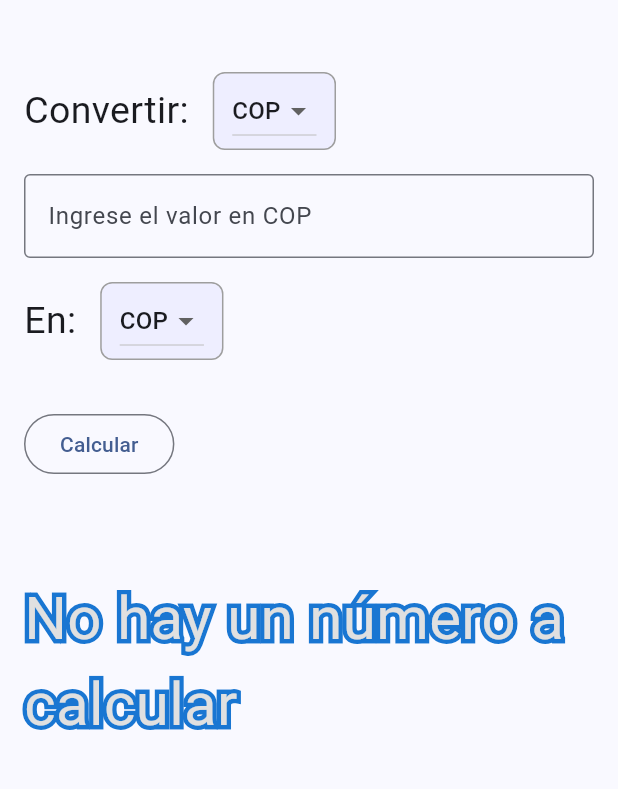
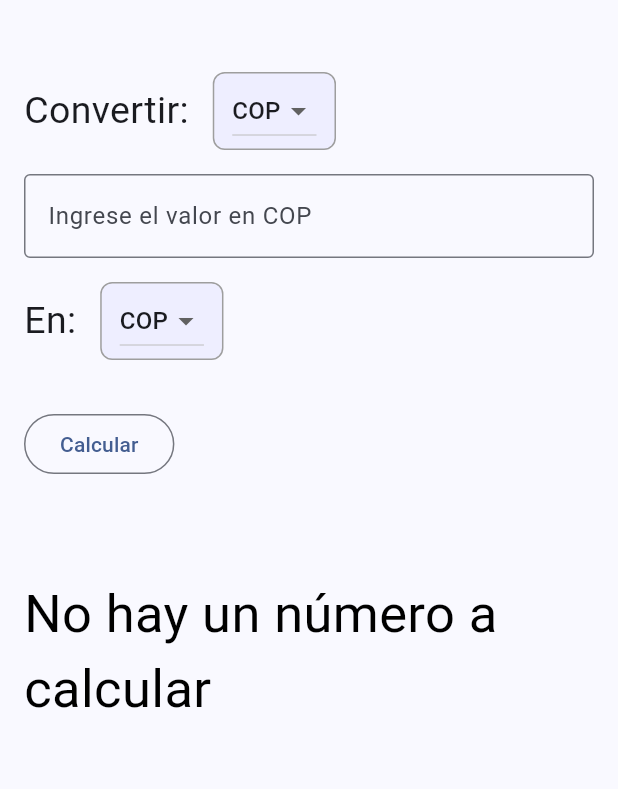
Before and after one commit to asalazar511/practica1_coin_convertor, a Flutter app: the screen it shows after launch, after a tap on "Calcular", on a phone screen of 412 x 824 dp, the part 105-894 px from its top. Run offline on Flutter 3.47's test engine with Material 3 defaults, Android fonts, the light colour scheme and no system bars.

Commit message:
Abril 22: proyecto funcional, con 3 divisas diferentes COP, USD y EUR. Apto para mejoras visuales y adición de más divisas.

```diff
--- a/lib/pages/home_page.dart
+++ b/lib/pages/home_page.dart
@@ -154,7 +154,15 @@ class _HomePageState extends State<HomePage> {
                 child: const Text("Calcular")
               ),
               const SizedBox(height: 64,),
-              Stack(
+              Text(_resultado,
+                style: TextStyle(
+                  fontSize: 35,
+                  color: Colors.black,
+                  fontWeight: FontWeight.w400
+                ),
+
+              )
+              /*Stack(
                 children: <Widget>[
                   // Stroked text as border.
                   Text(
@@ -176,7 +184,7 @@ class _HomePageState extends State<HomePage> {
                     ),
                   ),
                 ],
-              )
+              )*/
             ],
           ),
         ),
```
